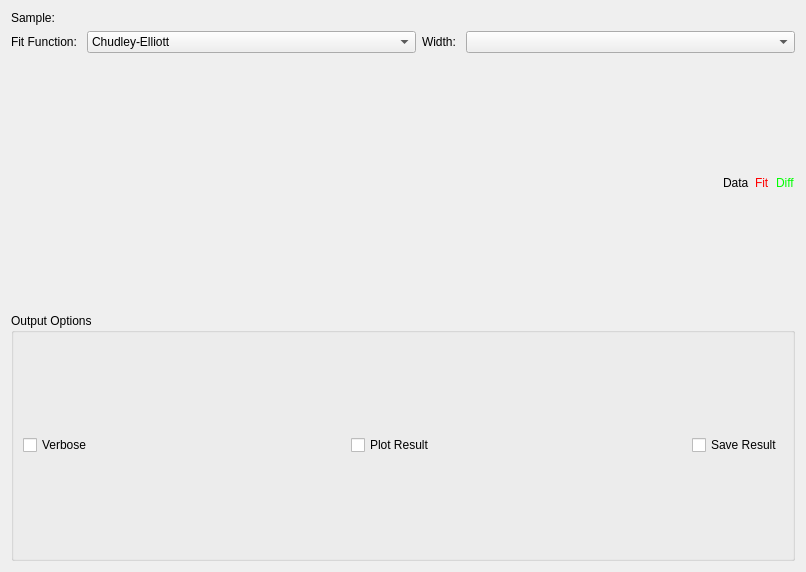
Above: Code/Mantid/MantidQt/CustomInterfaces/inc/MantidQtCustomInterfaces/JumpFit.ui from mantidproject/mantid before the change. Below: the same form after it.
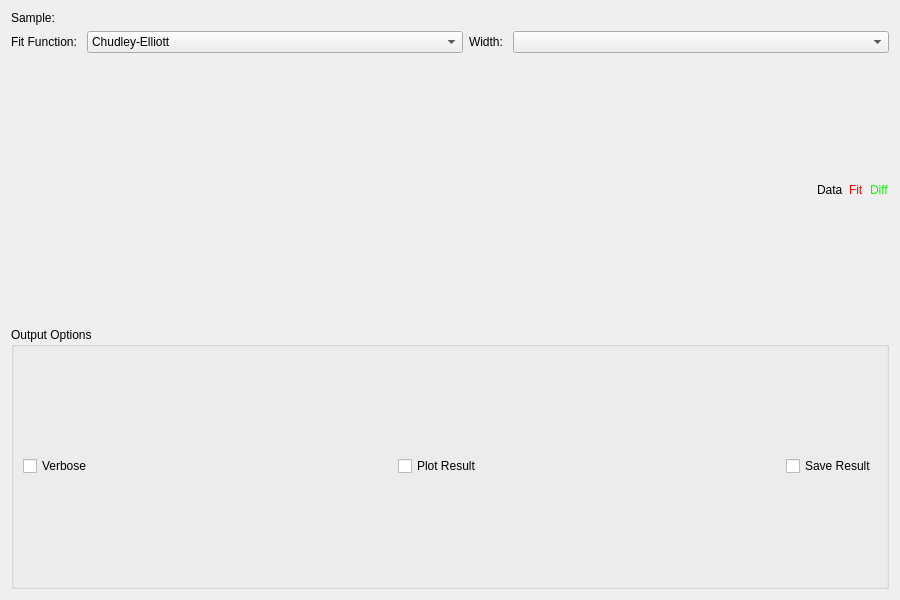
That is the form after the change. Custom widgets are drawn as their Qt base class.

```diff
--- a/Code/Mantid/MantidQt/CustomInterfaces/inc/MantidQtCustomInterfaces/JumpFit.ui
+++ b/Code/Mantid/MantidQt/CustomInterfaces/inc/MantidQtCustomInterfaces/JumpFit.ui
@@ -6,8 +6,8 @@
    <rect>
     <x>0</x>
     <y>0</y>
-    <width>806</width>
-    <height>572</height>
+    <width>900</width>
+    <height>600</height>
    </rect>
   </property>
   <property name="windowTitle">
```
